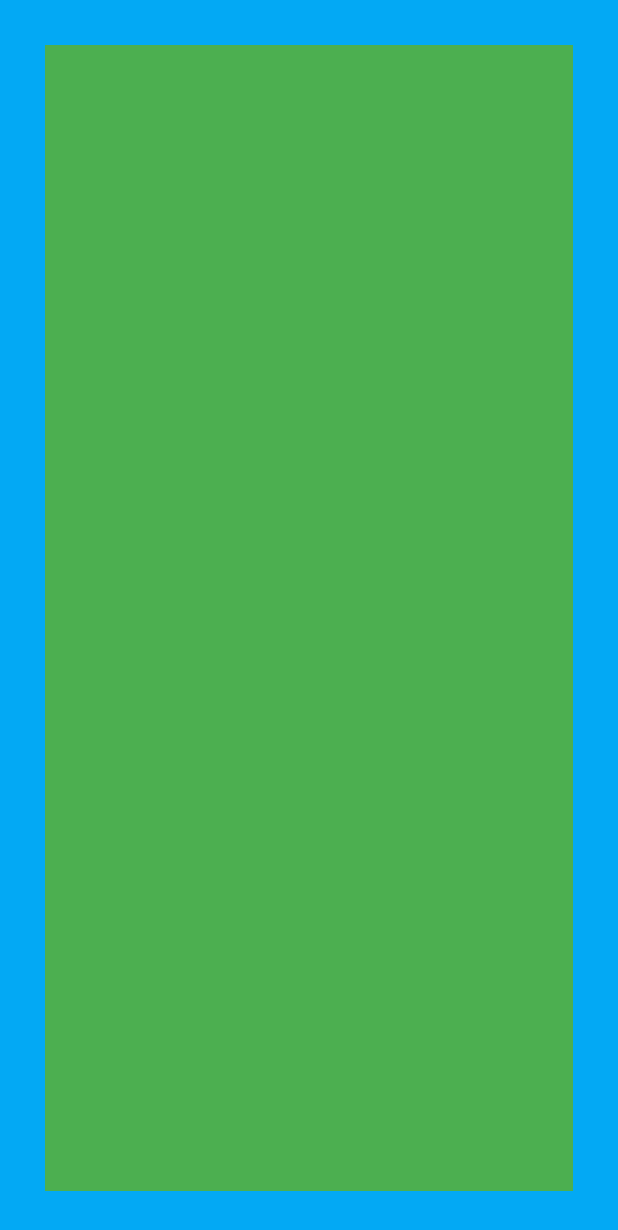
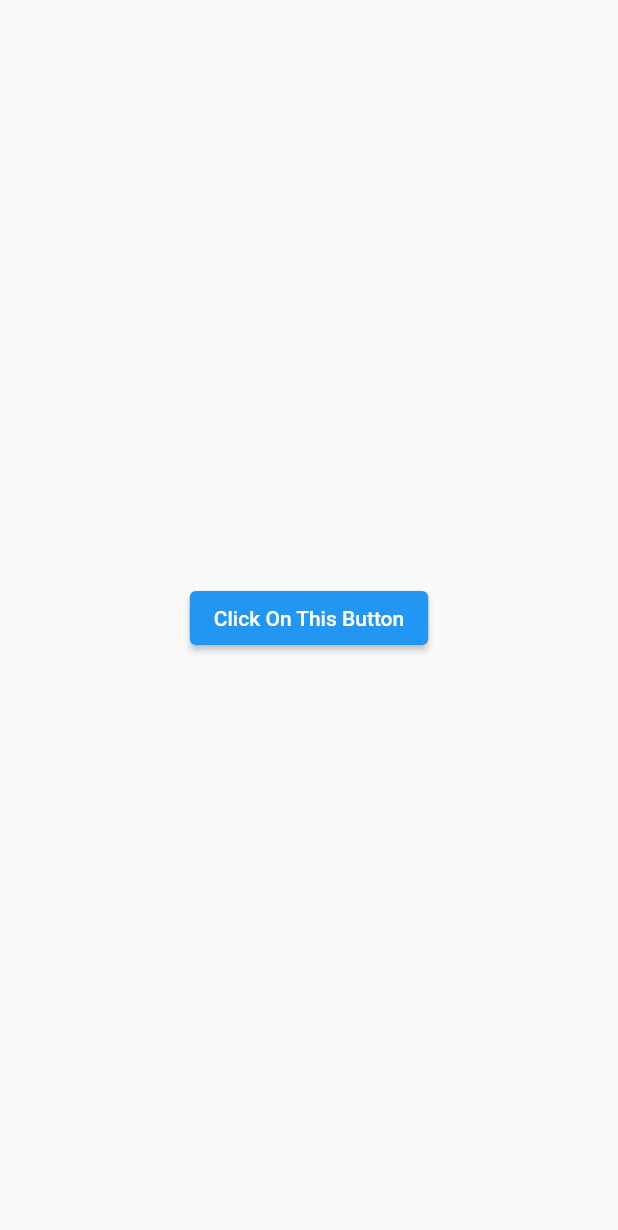
Before and after one commit to AbyvargheseMandapathel/flutter_learn, a Flutter app: the screen it shows after launch, on a phone screen of 412 x 824 dp. Shown: the top 1230 px of the screen. Run offline on Flutter 3.47's test engine with Material 2 defaults, Android fonts, the phone set to English and light mode, and no system bars.

```diff
--- a/lib/main.dart
+++ b/lib/main.dart
@@ -4,17 +4,36 @@ void main() {
   runApp(new application());
 }
 
-class application extends StatelessWidget {
+class application extends StatefulWidget {
+  @override
+  _applicationState createState() => new _applicationState();
+}
+
+class _applicationState extends State<application> {
+  String text = "";
+  @override
+  void initState() {
+    text = 'Click On This Button';
+    super.initState();
+  }
+
+  void method() {
+    setState(() {
+      text = 'The text is changed';
+    });
+  }
+
   @override
   Widget build(BuildContext context) {
     return new MaterialApp(
-      title: 'Stateless Widget',
+      title: 'Stateful Widget',
       home: new Scaffold(
-        body: new Container(
-          color: Colors.lightBlue,
-          child: new Container(
-            color: Colors.green,
-            margin: const EdgeInsets.all(30.0),
+        body: new Center(
+          child: new ElevatedButton(
+            onPressed: () {
+              method();
+            },
+            child: new Text(text),
           ),
         ),
       ),
```
